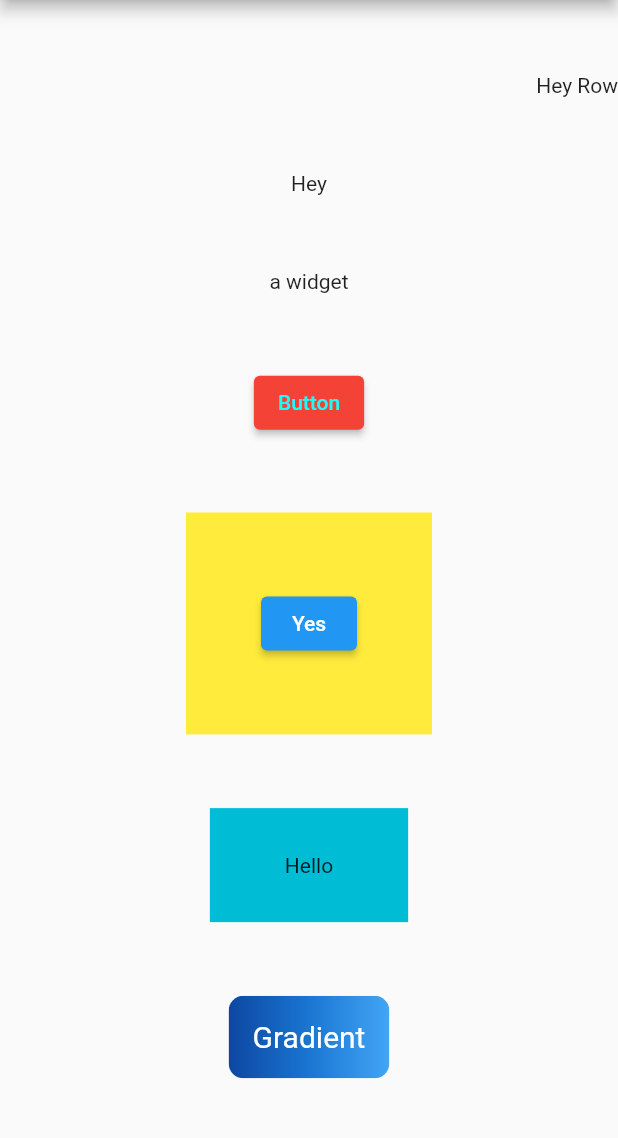
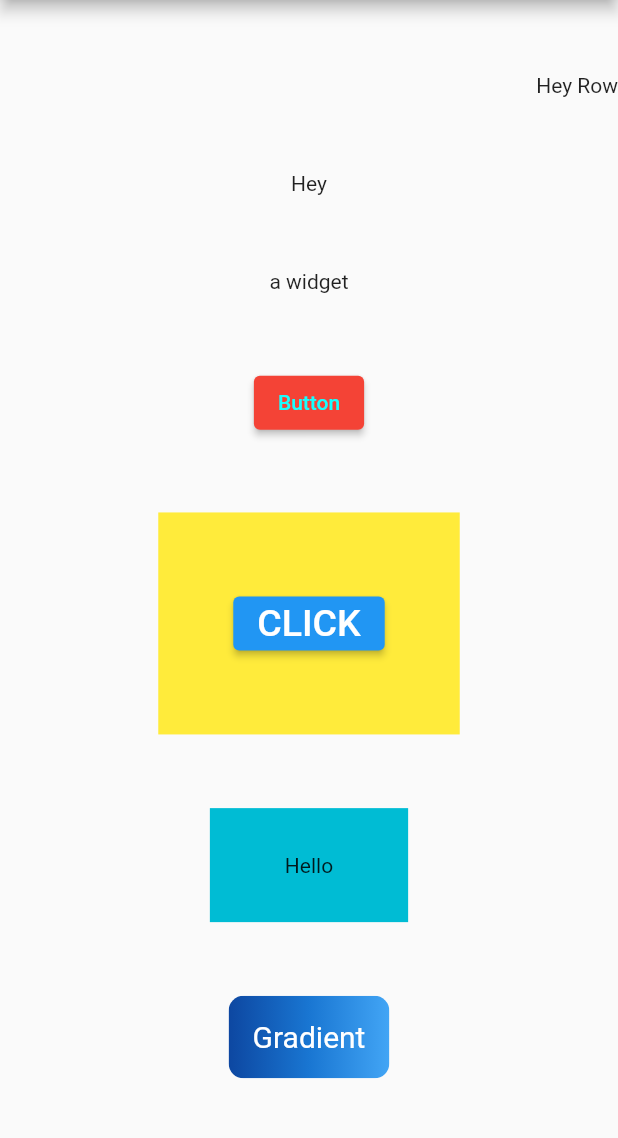
Before and after one commit to cyberianzed/-reinforce-flutter, a Flutter app: the screen it shows after launch, after a tap on "Gradient", on a phone screen of 412 x 824 dp, the part 84-1222 px from its top. Run offline on Flutter 3.47's test engine with Material 2 defaults, Android fonts, the light colour scheme and no system bars.

Commit message:
custom Glass container Refactor widgets

```diff
--- a/lib/button.dart
+++ b/lib/buttons/buttonGradient.dart
@@ -1,5 +1,5 @@
 import 'package:flutter/material.dart';
-import 'package:reinforce_flutter/page.dart';
+import 'package:reinforce_flutter/pages/page2.dart';
 
 class Textbutton extends StatelessWidget {
   const Textbutton({Key? key}) : super(key: key);
@@ -12,7 +12,7 @@ class Textbutton extends StatelessWidget {
         Positioned.fill(
           child: Container(
             height: 20,
-            decoration: const BoxDecoration(
+            decoration: BoxDecoration(
               gradient: LinearGradient(
                 colors: <Color>[
                   Color(0xFF0D47A1),
--- /dev/null
+++ b/lib/buttons/elevatedButton.dart
@@ -0,0 +1,25 @@
+
+import 'package:flutter/material.dart';
+import 'package:reinforce_flutter/pages/glass.dart';
+
+class Click extends StatelessWidget {
+  const Click({
+    Key? key,
+  }) : super(key: key);
+
+  @override
+  Widget build(BuildContext context) {
+    return ElevatedButton(
+      onPressed: () {
+        Navigator.of(context)
+            .push(MaterialPageRoute(builder: (context) => GlassMorphism()));
+      },
+      child: Text(
+        'CLICK',
+        style: TextStyle(
+          fontSize: 25,
+        ),
+      ),
+    );
+  }
+}
--- /dev/null
+++ b/lib/buttons/textButton.dart
@@ -0,0 +1,40 @@
+/// Flutter code sample for MaterialStateProperty
+
+// This example shows how you can override the default text and icon
+// color (the "foreground color") of a [TextButton] with a
+// [MaterialStateProperty]. In this example, the button's text color
+// will be `Colors.blue` when the button is being pressed, hovered,
+// or focused. Otherwise, the text color will be `Colors.red`.
+
+import 'package:flutter/material.dart';
+
+/// This is the stateless widget that the main application instantiates.
+class MyStatelessWidget extends StatelessWidget {
+  const MyStatelessWidget({Key? key}) : super(key: key);
+
+  @override
+  Widget build(BuildContext context) {
+    Color getColor(Set<MaterialState> states) {
+      const Set<MaterialState> interactiveStates = <MaterialState>{
+        MaterialState.pressed,
+        MaterialState.hovered,
+        MaterialState.focused,
+      };
+      if (states.any(interactiveStates.contains)) {
+        return Colors.blue;
+      }
+      return Colors.red;
+    }
+
+    return TextButton(
+      style: ButtonStyle(
+        foregroundColor: MaterialStateProperty.resolveWith(getColor),
+      ),
+      onPressed: () {},
+      child: const Text(
+        'TextButton',
+        style: TextStyle(fontSize: 30),
+      ),
+    );
+  }
+}
--- a/lib/main.dart
+++ b/lib/main.dart
@@ -1,5 +1,5 @@
 import 'package:flutter/material.dart';
-import 'package:reinforce_flutter/page2.dart';
+import 'package:reinforce_flutter/pages/page1.dart';
 
 void main() => runApp(MaterialApp(
       home: Page2(),
--- /dev/null
+++ b/lib/pages/glass.dart
@@ -0,0 +1,70 @@
+import 'dart:ui';
+import 'package:flutter/material.dart';
+
+class GlassMorphism extends StatelessWidget {
+  @override
+  Widget build(BuildContext context) {
+    return Scaffold(
+      body: Container(
+        decoration: BoxDecoration(
+          image: DecorationImage(
+            image: AssetImage("assets/images/bg.jpg"),
+            fit: BoxFit.cover,
+          ),
+        ),
+        child: Center(
+          child: Glass(),
+        ),
+      ),
+    );
+  }
+}
+
+class Glass extends StatelessWidget {
+  //Created a custom container...
+  Container box({double? ht, double? wt}) {
+    return Container(
+      decoration: BoxDecoration(boxShadow: [
+        BoxShadow(
+          blurRadius: 24,
+          spreadRadius: 16,
+          color: Colors.black.withOpacity(0.2),
+        )
+      ]),
+      child: ClipRRect(
+        borderRadius: BorderRadius.circular(16.0),
+        child: BackdropFilter(
+          filter: ImageFilter.blur(
+            sigmaX: 40.0,
+            sigmaY: 40.0,
+          ),
+          //TODO
+          child: Container(
+            height: ht,
+            width: wt,
+            decoration: BoxDecoration(
+                color: Colors.white.withOpacity(0.2),
+                borderRadius: BorderRadius.circular(16.0),
+                border: Border.all(
+                  width: 1.5,
+                  color: Colors.white.withOpacity(0.2),
+                )),
+            child: Center(
+                child: Text(
+              "J O S E   K",
+              style: TextStyle(
+                  fontSize: 24,
+                  fontWeight: FontWeight.bold,
+                  color: Colors.black.withOpacity(0.6)),
+            )),
+          ),
+        ),
+      ),
+    );
+  }
+
+  @override
+  Widget build(BuildContext context) {
+    return box(ht: 450, wt: 300);
+  }
+}
--- a/lib/page2.dart
+++ b/lib/pages/page1.dart
@@ -1,7 +1,8 @@
 import 'package:flutter/material.dart';
-import 'package:reinforce_flutter/page.dart';
-
-import 'button.dart';
+import 'package:reinforce_flutter/buttons/elevatedButton.dart';
+import 'package:reinforce_flutter/buttons/textButton.dart';
+import '../buttons/buttonGradient.dart';
+import 'glass.dart';
 
 class Page2 extends StatelessWidget {
   const Page2({Key? key}) : super(key: key);
@@ -32,6 +33,9 @@ class Page2 extends StatelessWidget {
               child: Text('Helo'),
             ),
             Textbutton(),
+            Click(),
+            MyStatelessWidget(),
+            Glass().box(ht: 100, wt: 300),
           ],
         ),
       ),
--- a/lib/page.dart
+++ b/lib/pages/page2.dart
@@ -1,6 +1,7 @@
 import 'package:flutter/material.dart';
+import 'package:reinforce_flutter/buttons/elevatedButton.dart';
 
-import 'button.dart';
+import '../buttons/buttonGradient.dart';
 
 class Home extends StatelessWidget {
   @override
@@ -33,10 +34,7 @@ class Home extends StatelessWidget {
           Container(
             color: Colors.yellow,
             padding: EdgeInsets.all(50.0),
-            child: ElevatedButton(
-              onPressed: () {},
-              child: Text('Yes'),
-            ),
+            child: Click(),
           ),
           Container(
             color: Colors.cyan,
--- a/pubspec.yaml
+++ b/pubspec.yaml
@@ -33,9 +33,8 @@ flutter:
 
   uses-material-design: true
 
-  # assets:
-  #   - images/a_dot_burr.jpeg
-  #   - images/a_dot_ham.jpeg
+  assets:
+    - assets/images/bg.jpg
 
 
   # fonts:
```
Also changed, not shown: assets/images/bg.jpg (added).
